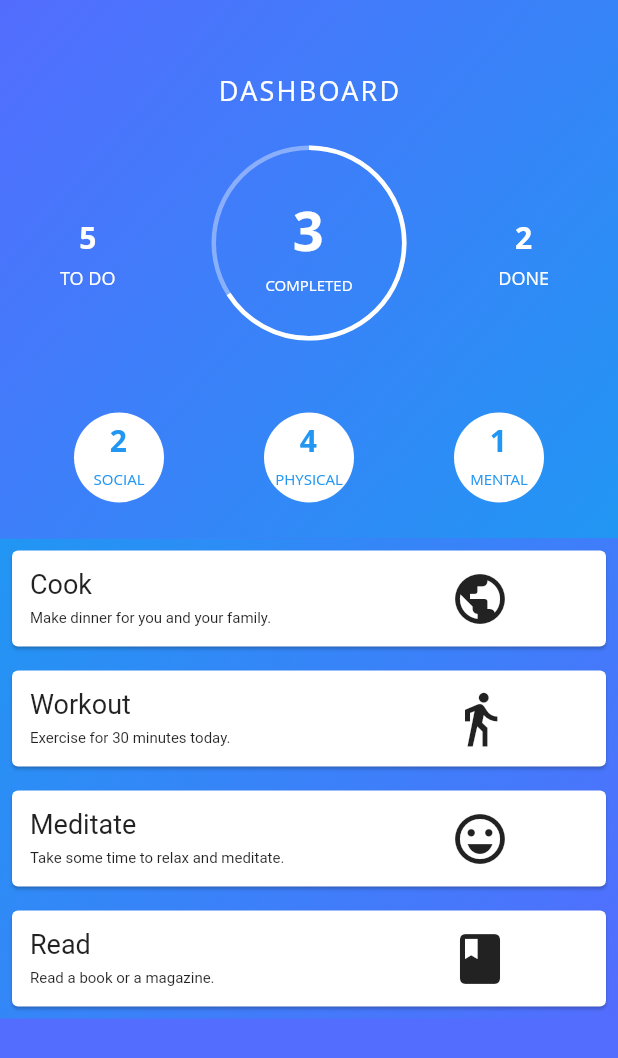
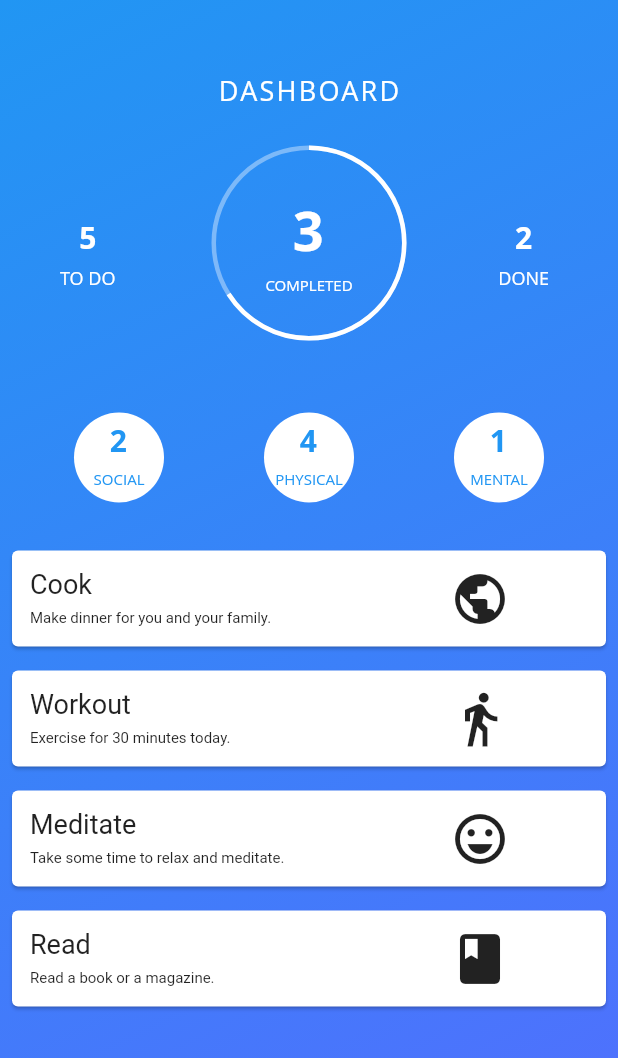
Before and after one commit to srour166/Oxford-Digithon-2020, a Flutter app: the MyDashboardPage screen opened directly, on a phone screen of 412 x 824 dp. Shown: the top 1058 px of the screen. Run offline on Flutter 3.47's test engine with Material 2 defaults, Android fonts, the phone set to English and light mode, and no system bars; drawn by our look-alikes of percent_indicator; our stand-ins replace firebase_auth; accounts and stored records are empty; Roboto replaces fonts that are missing (Open Sans).

Commit message:
Clean UI

```diff
--- a/routine/lib/dashboard.dart
+++ b/routine/lib/dashboard.dart
@@ -37,25 +37,16 @@ class _MyDashboardPageState extends State<MyDashboardPage> {
         child: Container(
           decoration: BoxDecoration(
               gradient: LinearGradient(
-                  begin: Alignment.bottomLeft,
+                  begin: Alignment.topLeft,
                   end: Alignment.bottomRight,
-                  colors: [Colors.indigoAccent, Colors.indigoAccent])),
+                  colors: [Colors.blue, Colors.indigoAccent])),
           child: Column(children: <Widget>[
             Container(
-              decoration: BoxDecoration(
-                  gradient: LinearGradient(
-                      begin: Alignment.topLeft,
-                      end: Alignment.bottomRight,
-                      colors: [Colors.indigoAccent, Colors.blue])),
-              // color: Colors.pink,
-            ),
+
+                // color: Colors.pink,
+                ),
             Container(
               padding: const EdgeInsets.only(left: 16, right: 16, top: 48),
-              decoration: BoxDecoration(
-                  gradient: LinearGradient(
-                      begin: Alignment.bottomRight,
-                      end: Alignment.topLeft,
-                      colors: [Colors.blue, Colors.indigoAccent])),
               child: Column(
                 children: <Widget>[
                   Row(
@@ -300,11 +291,6 @@ class _MyDashboardPageState extends State<MyDashboardPage> {
 
             // categories
             Container(
-                decoration: BoxDecoration(
-                    gradient: LinearGradient(
-                        begin: Alignment.topLeft,
-                        end: Alignment.bottomRight,
-                        colors: [Colors.blue, Colors.indigoAccent])),
                 child: SingleChildScrollView(
                     physics: AlwaysScrollableScrollPhysics(),
                     padding: EdgeInsets.symmetric(),
```
